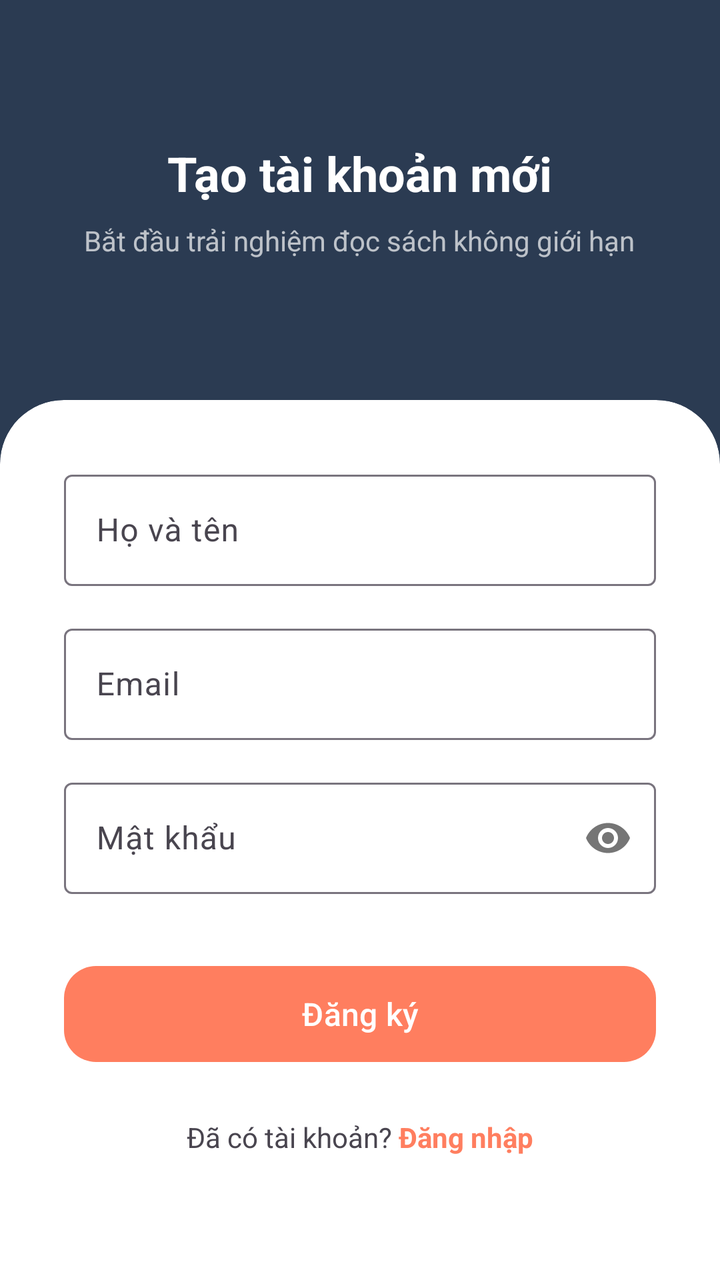
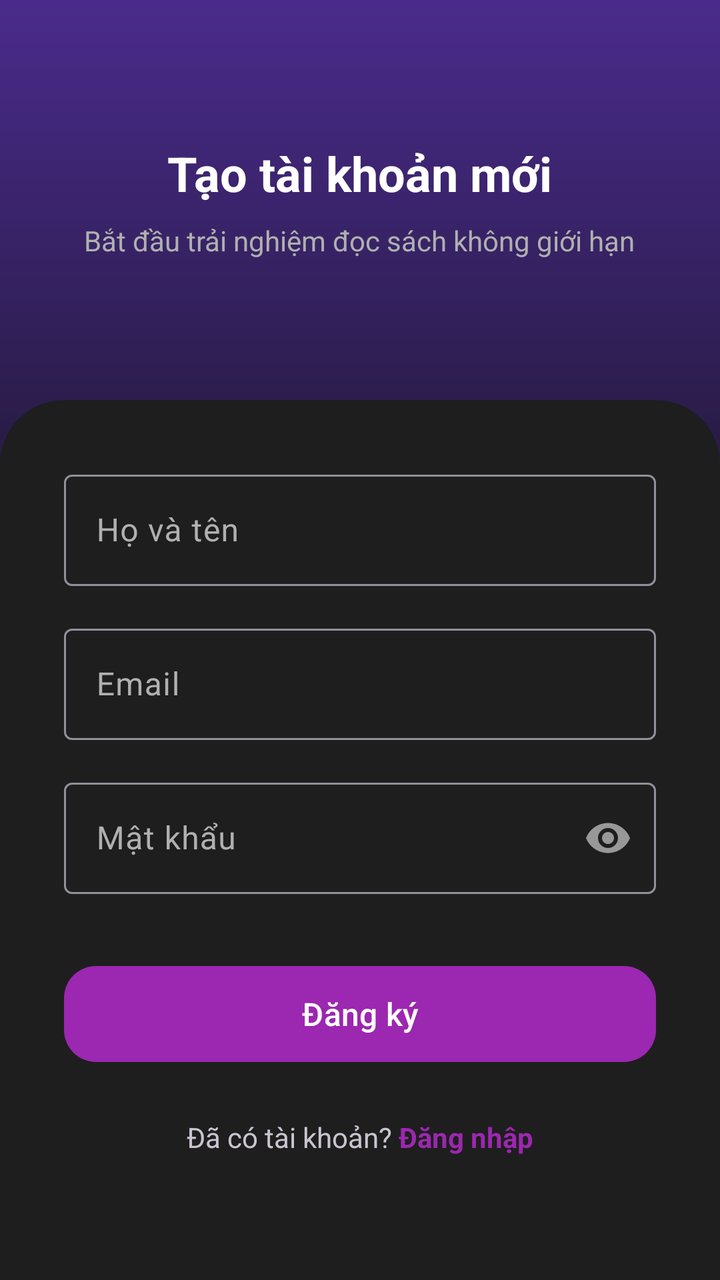

Screens rendered from an Android XML layout before and after an edit, with the pre-edit source and the edit as a unified diff.
<!-- AndroidManifest.xml: application theme Theme.BookReadingApp -->
<!-- res/layout/activity_register.xml -->
<?xml version="1.0" encoding="utf-8"?>
<androidx.constraintlayout.widget.ConstraintLayout xmlns:android="http://schemas.android.com/apk/res/android"
    xmlns:app="http://schemas.android.com/apk/res-auto"
    android:layout_width="match_parent"
    android:layout_height="match_parent"
    android:background="@color/brand_navy">

    <LinearLayout
        android:id="@+id/header_reg"
        android:layout_width="match_parent"
        android:layout_height="200dp"
        android:gravity="center"
        android:orientation="vertical"
        app:layout_constraintTop_toTopOf="parent">

        <TextView
            android:layout_width="wrap_content"
            android:layout_height="wrap_content"
            android:text="Tạo tài khoản mới"
            android:textColor="@color/white"
            android:textSize="24sp"
            android:textStyle="bold" />

        <TextView
            android:layout_width="wrap_content"
            android:layout_height="wrap_content"
            android:layout_marginTop="8dp"
            android:text="Bắt đầu trải nghiệm đọc sách không giới hạn"
            android:textColor="#B0FFFFFF"
            android:textSize="14sp" />
    </LinearLayout>

    <androidx.cardview.widget.CardView
        android:layout_width="match_parent"
        android:layout_height="0dp"
        app:cardCornerRadius="32dp"
        app:cardElevation="0dp"
        app:layout_constraintBottom_toBottomOf="parent"
        app:layout_constraintTop_toBottomOf="@id/header_reg"
        android:layout_marginBottom="-32dp">

        <ScrollView
            android:layout_width="match_parent"
            android:layout_height="match_parent">

            <LinearLayout
                android:layout_width="match_parent"
                android:layout_height="wrap_content"
                android:orientation="vertical"
                android:padding="32dp">

                <com.google.android.material.textfield.TextInputLayout
                    android:layout_width="match_parent"
                    android:layout_height="wrap_content"
                    android:hint="Họ và tên"
                    style="@style/Widget.Material3.TextInputLayout.OutlinedBox">
                    <com.google.android.material.textfield.TextInputEditText
                        android:layout_width="match_parent"
                        android:layout_height="wrap_content"
                        android:inputType="textPersonName" />
                </com.google.android.material.textfield.TextInputLayout>

                <com.google.android.material.textfield.TextInputLayout
                    android:layout_width="match_parent"
                    android:layout_height="wrap_content"
                    android:layout_marginTop="16dp"
                    android:hint="Email"
                    style="@style/Widget.Material3.TextInputLayout.OutlinedBox">
                    <com.google.android.material.textfield.TextInputEditText
                        android:layout_width="match_parent"
                        android:layout_height="wrap_content"
                        android:inputType="textEmailAddress" />
                </com.google.android.material.textfield.TextInputLayout>

                <com.google.android.material.textfield.TextInputLayout
                    android:layout_width="match_parent"
                    android:layout_height="wrap_content"
                    android:layout_marginTop="16dp"
                    android:hint="Mật khẩu"
                    app:passwordToggleEnabled="true"
                    style="@style/Widget.Material3.TextInputLayout.OutlinedBox">
                    <com.google.android.material.textfield.TextInputEditText
                        android:layout_width="match_parent"
                        android:layout_height="wrap_content"
                        android:inputType="textPassword" />
                </com.google.android.material.textfield.TextInputLayout>

                <com.google.android.material.button.MaterialButton
                    android:id="@+id/btn_register"
                    android:layout_width="match_parent"
                    android:layout_height="56dp"
                    android:layout_marginTop="32dp"
                    android:text="Đăng ký"
                    android:textAllCaps="false"
                    android:textSize="16sp"
                    app:cornerRadius="16dp" />

                <LinearLayout
                    android:layout_width="match_parent"
                    android:layout_height="wrap_content"
                    android:layout_marginTop="24dp"
                    android:layout_marginBottom="50dp"
                    android:gravity="center"
                    android:orientation="horizontal">
                    <TextView
                        android:layout_width="wrap_content"
                        android:layout_height="wrap_content"
                        android:text="Đã có tài khoản? " />
                    <TextView
                        android:id="@+id/txt_login"
                        android:layout_width="wrap_content"
                        android:layout_height="wrap_content"
                        android:text="Đăng nhập"
                        android:textColor="@color/brand_orange"
                        android:textStyle="bold" />
                </LinearLayout>

            </LinearLayout>
        </ScrollView>
    </androidx.cardview.widget.CardView>

</androidx.constraintlayout.widget.ConstraintLayout>
<!-- resources referenced by this layout -->
<resources>
  <color name="brand_navy">#2B3B52</color>
  <color name="brand_orange">#FF7E5F</color>
  <color name="white">#FFFFFF</color>
  <style name="Theme.BookReadingApp" parent="Base.Theme.BookReadingApp" />
  <style name="Base.Theme.BookReadingApp" parent="Theme.Material3.DayNight.NoActionBar">
          
          <item name="colorPrimary">@color/primary</item>
          <item name="android:windowBackground">@color/background_pastel</item>
          <item name="android:statusBarColor">@color/background_pastel</item>
          <item name="android:windowLightStatusBar" tools:targetApi="m">true</item>
      </style>
  <color name="primary">@color/brand_orange</color>
  <color name="background_pastel">#FFFBF7</color>
</resources>

<!-- the commit's change to res/layout/activity_register.xml (unified diff, before → after) -->
@@ -3,7 +3,7 @@
     xmlns:app="http://schemas.android.com/apk/res-auto"
     android:layout_width="match_parent"
     android:layout_height="match_parent"
-    android:background="@color/brand_navy">
+    android:background="@drawable/bg_header_gradient">
 
     <LinearLayout
         android:id="@+id/header_reg"
@@ -26,13 +26,14 @@
             android:layout_height="wrap_content"
             android:layout_marginTop="8dp"
             android:text="Bắt đầu trải nghiệm đọc sách không giới hạn"
-            android:textColor="#B0FFFFFF"
+            android:textColor="@color/text_on_primary_muted"
             android:textSize="14sp" />
     </LinearLayout>
 
     <androidx.cardview.widget.CardView
         android:layout_width="match_parent"
         android:layout_height="0dp"
+        app:cardBackgroundColor="@color/surface_card"
         app:cardCornerRadius="32dp"
         app:cardElevation="0dp"
         app:layout_constraintBottom_toBottomOf="parent"
<!-- resource entries referenced after the edit -->
@@ -1,17 +1,42 @@
 <!-- resources referenced by this layout -->
 <resources>
-  <color name="brand_navy">#2B3B52</color>
-  <color name="brand_orange">#FF7E5F</color>
+  <color name="brand_orange">@color/brand_purple</color>
+  <color name="surface_card">#1E1E1E</color>
+  <color name="text_on_primary_muted">#B0B0B0</color>
   <color name="white">#FFFFFF</color>
+  <!-- drawable bg_header_gradient (drawable) -->
+  <?xml version="1.0" encoding="utf-8"?>
+  <shape xmlns:android="http://schemas.android.com/apk/res/android">
+      <gradient
+          android:angle="270"
+          android:centerColor="#1A1528"
+          android:endColor="#121212"
+          android:startColor="#4A2B8C"
+          android:type="linear" />
+  </shape>
   <style name="Theme.BookReadingApp" parent="Base.Theme.BookReadingApp" />
-  <style name="Base.Theme.BookReadingApp" parent="Theme.Material3.DayNight.NoActionBar">
-          
-          <item name="colorPrimary">@color/primary</item>
-          <item name="android:windowBackground">@color/background_pastel</item>
-          <item name="android:statusBarColor">@color/background_pastel</item>
-          <item name="android:windowLightStatusBar" tools:targetApi="m">true</item>
+  <color name="brand_purple">#9C27B0</color>
+  <style name="Base.Theme.BookReadingApp" parent="Theme.Material3.Dark.NoActionBar">
+          <item name="colorPrimary">@color/brand_purple</item>
+          <item name="colorOnPrimary">@color/white</item>
+          <item name="colorPrimaryContainer">@color/brand_purple_deep</item>
+          <item name="colorOnPrimaryContainer">@color/white</item>
+          <item name="colorSecondary">@color/brand_green</item>
+          <item name="colorOnSecondary">@color/white</item>
+          <item name="colorSurface">@color/surface_card</item>
+          <item name="colorOnSurface">@color/white</item>
+          <item name="colorSurfaceVariant">@color/surface_elevated</item>
+          <item name="colorOnSurfaceVariant">@color/brand_text_gray</item>
+          <item name="android:colorBackground">@color/background_dark</item>
+          <item name="android:windowBackground">@color/background_dark</item>
+          <item name="android:statusBarColor">@color/background_dark</item>
+          <item name="android:navigationBarColor">@color/background_dark</item>
+          <item name="android:windowLightStatusBar" tools:targetApi="m">false</item>
       </style>
-  <color name="primary">@color/brand_orange</color>
-  <color name="background_pastel">#FFFBF7</color>
+  <color name="brand_purple_deep">#4A2B8C</color>
+  <color name="brand_green">#4CAF50</color>
+  <color name="surface_elevated">#2A2A2A</color>
+  <color name="brand_text_gray">#B0B0B0</color>
+  <color name="background_dark">#121212</color>
 </resources>
 
